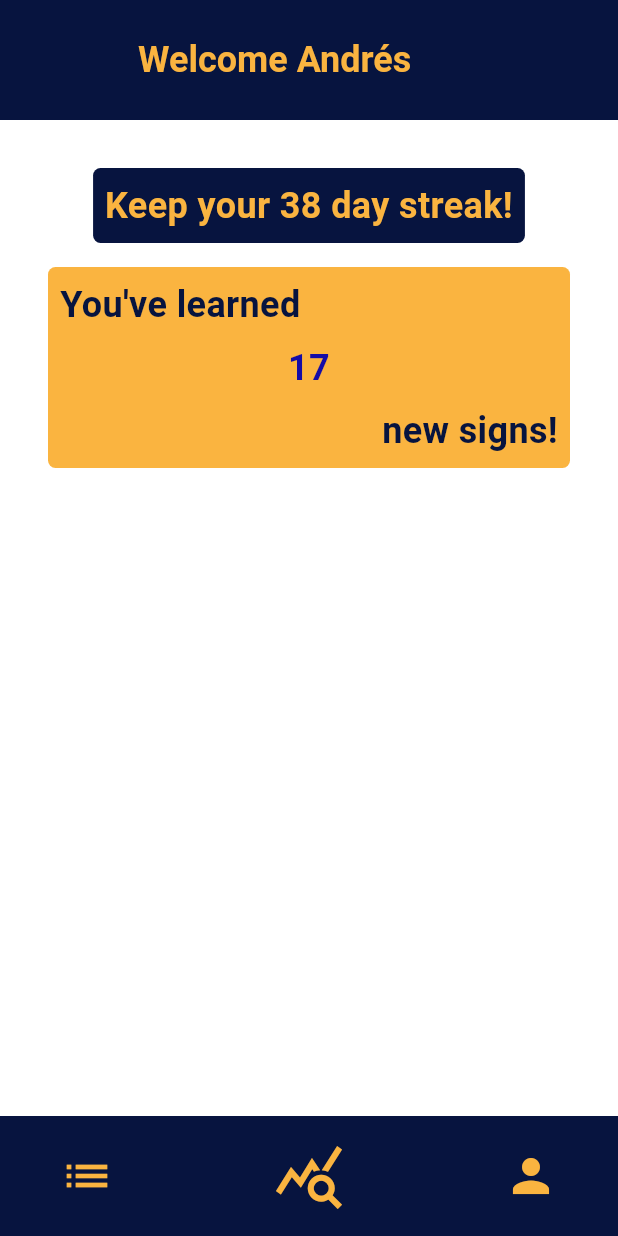
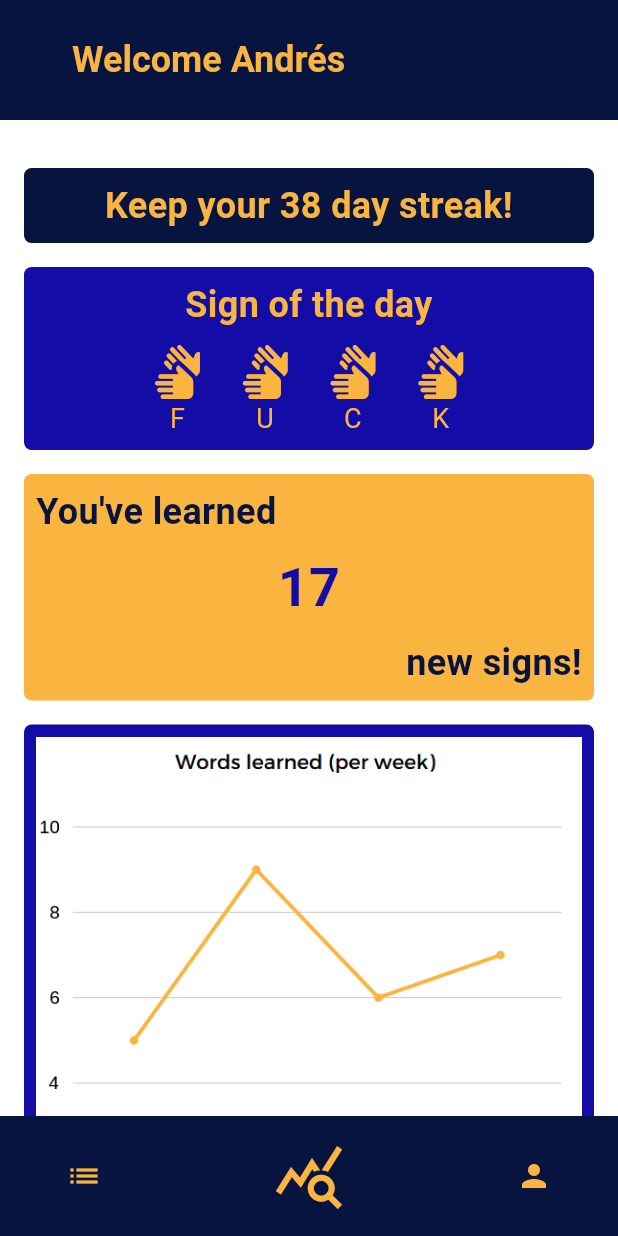
Before and after one commit to S4-Smart-mobile/S4-Smart-Mobile, a Flutter app: the screen it shows after launch, on a phone screen of 412 x 824 dp. Run offline on Flutter 3.47's test engine with Material 3 defaults, Android fonts, the phone set to English and light mode, and no system bars; our stand-ins replace go_router, google_fonts.

Commit message:
Added profile and statistics page

```diff
--- a/Cultural Exchange App/lib/main.dart
+++ b/Cultural Exchange App/lib/main.dart
@@ -1,4 +1,7 @@
 import 'package:flutter/material.dart';
+import 'package:go_router/go_router.dart';
+import 'package:s4_cultural_exchange/pages/courses.dart';
+import 'package:s4_cultural_exchange/pages/profile.dart';
 import 'package:s4_cultural_exchange/pages/statistics.dart';
 
 void main() {
@@ -7,12 +10,69 @@ void main() {
 
 const appName = "Signing Suckers";
 
+final _router = GoRouter(
+  initialLocation: '/',
+  routes: [
+    GoRoute(
+      path: '/',
+      pageBuilder: (context, state) => CustomTransitionPage<void>(
+        key: state.pageKey,
+        child: StatisticsPage(),
+        transitionsBuilder: (context, animation, secondaryAnimation, child) =>
+            SlideTransition(
+          position: animation.drive(
+            Tween<Offset>(
+              begin: const Offset(0, -0.8),
+              end: Offset.zero,
+            ).chain(CurveTween(curve: Curves.easeOutSine)),
+          ),
+          child: child,
+        ),
+      ),
+    ),
+    GoRoute(
+      path: '/courses',
+      pageBuilder: (context, state) => CustomTransitionPage<void>(
+        key: state.pageKey,
+        child: CoursesPage(),
+        transitionsBuilder: (context, animation, secondaryAnimation, child) =>
+            SlideTransition(
+          position: animation.drive(
+            Tween<Offset>(
+              begin: const Offset(-0.8, 0),
+              end: Offset.zero,
+            ).chain(CurveTween(curve: Curves.easeOutSine)),
+          ),
+          child: child,
+        ),
+      ),
+    ),
+    GoRoute(
+      path: '/profile',
+      pageBuilder: (context, state) => CustomTransitionPage<void>(
+        key: state.pageKey,
+        child: ProfilePage(),
+        transitionsBuilder: (context, animation, secondaryAnimation, child) =>
+            SlideTransition(
+          position: animation.drive(
+            Tween<Offset>(
+              begin: const Offset(0.8, 0),
+              end: Offset.zero,
+            ).chain(CurveTween(curve: Curves.easeOutSine)),
+          ),
+          child: child,
+        ),
+      ),
+    ),
+  ],
+);
+
 class SigningSuckers extends StatelessWidget {
   const SigningSuckers({super.key});
 
   @override
   Widget build(BuildContext context) {
-    return MaterialApp(
+    return MaterialApp.router(
       title: appName,
       theme: ThemeData(
         useMaterial3: true,
@@ -26,7 +86,7 @@ class SigningSuckers extends StatelessWidget {
           error: const Color(0xFFD90368),
         ),
       ),
-      home: StatisticsPage(),
+      routerConfig: _router,
     );
   }
 }
--- a/Cultural Exchange App/lib/pages/courses.dart
+++ b/Cultural Exchange App/lib/pages/courses.dart
@@ -1,6 +1,7 @@
 import 'package:flutter/material.dart';
+import 'package:s4_cultural_exchange/widgets/navigation_footer.dart';
 
-class CoursePage extends StatelessWidget {
+class CoursesPage extends StatelessWidget {
   @override
   Widget build(BuildContext context) {
     return Scaffold(
@@ -10,6 +11,9 @@ class CoursePage extends StatelessWidget {
       body: Center(
         child: Text('Welcome to the course overview page!'),
       ),
+      bottomNavigationBar: const NavigationFooter(
+        widgetType: WidgetType.courses,
+      ),
     );
   }
 }
--- a/Cultural Exchange App/lib/pages/statistics.dart
+++ b/Cultural Exchange App/lib/pages/statistics.dart
@@ -1,38 +1,24 @@
 import 'package:flutter/material.dart';
 import 'package:google_fonts/google_fonts.dart';
-import 'package:s4_cultural_exchange/widgets/statistics/footer.dart';
-import 'package:s4_cultural_exchange/widgets/statistics/new-signs.dart';
+import 'package:s4_cultural_exchange/widgets/statistics/daily_sign.dart';
+import 'package:s4_cultural_exchange/widgets/navigation_footer.dart';
+import 'package:s4_cultural_exchange/widgets/statistics/new_signs.dart';
+import 'package:s4_cultural_exchange/widgets/statistics/progress_graph.dart';
 import 'package:s4_cultural_exchange/widgets/statistics/streak.dart';
+
+const horizontalPadding = 16.00;
 
 class StatisticsPage extends StatelessWidget {
   @override
   Widget build(BuildContext context) {
     final theme = Theme.of(context);
-    final boldYellowText = GoogleFonts.roboto(
-        textStyle: TextStyle(
-      fontWeight: FontWeight.bold,
-      fontSize: 24,
-      color: theme.colorScheme.primary,
-    ));
-    final boldNavyText = GoogleFonts.roboto(
-        textStyle: TextStyle(
-      fontWeight: FontWeight.bold,
-      fontSize: 24,
-      color: theme.colorScheme.background,
-    ));
-    final boldPurpleText = GoogleFonts.roboto(
-        textStyle: TextStyle(
-      fontWeight: FontWeight.bold,
-      fontSize: 24,
-      color: theme.colorScheme.secondary,
-    ));
 
     return Scaffold(
       appBar: AppBar(
         backgroundColor: theme.colorScheme.background,
         toolbarHeight: 80,
         title: Padding(
-          padding: const EdgeInsets.fromLTRB(76, 32, 32, 32),
+          padding: const EdgeInsets.symmetric(horizontal: 32),
           child: Text(
             'Welcome Andrés',
             style: GoogleFonts.roboto(
@@ -51,20 +37,27 @@ class StatisticsPage extends StatelessWidget {
           borderRadius: BorderRadius.circular(25),
         ),
         child: const SingleChildScrollView(
-          padding: EdgeInsets.fromLTRB(32, 16, 32, 16),
+          padding:
+              EdgeInsets.fromLTRB(horizontalPadding, 16, horizontalPadding, 16),
           child: Column(
             children: [
-              SizedBox(height: 16),
+              Divider,
               StreakWidget(streak: 38),
-              SizedBox(height: 16),
+              Divider,
+              SignOfTheDay(text: "F U C K"),
+              Divider,
               LearnedWidget(newSigns: 17),
+              Divider,
+              ProgressGraph()
             ],
           ),
         ),
       ),
-      bottomNavigationBar: FooterWidget(
-        widgetType: WidgetType.Statistics,
+      bottomNavigationBar: const NavigationFooter(
+        widgetType: WidgetType.statistics,
       ),
     );
   }
 }
+
+const Divider = SizedBox(height: 16);
--- /dev/null
+++ b/Cultural Exchange App/lib/widgets/navigation_footer.dart
@@ -0,0 +1,63 @@
+import 'package:flutter/material.dart';
+import 'package:go_router/go_router.dart';
+
+const selectedIconSize = 48.00;
+const defaultIconSize = 24.00;
+
+enum WidgetType {
+  courses,
+  statistics,
+  profile,
+}
+
+class NavigationFooter extends StatelessWidget {
+  final WidgetType widgetType;
+
+  const NavigationFooter({super.key, required this.widgetType});
+
+  @override
+  Widget build(BuildContext context) {
+    final theme = Theme.of(context);
+
+    return Container(
+      height: 80,
+      padding: const EdgeInsets.symmetric(horizontal: 32),
+      color: theme.colorScheme.background,
+      child: Row(
+        mainAxisAlignment: MainAxisAlignment.spaceBetween,
+        children: [
+          IconButton(
+            icon: const Icon(Icons.list),
+            iconSize: widgetType == WidgetType.courses
+                ? selectedIconSize
+                : defaultIconSize,
+            onPressed: () {
+              context.go("/courses");
+            },
+            color: theme.colorScheme.primary,
+          ),
+          IconButton(
+            icon: const Icon(Icons.query_stats),
+            iconSize: widgetType == WidgetType.statistics
+                ? selectedIconSize
+                : defaultIconSize,
+            onPressed: () {
+              context.go("/");
+            },
+            color: theme.colorScheme.primary,
+          ),
+          IconButton(
+            icon: const Icon(Icons.person),
+            iconSize: widgetType == WidgetType.profile
+                ? selectedIconSize
+                : defaultIconSize,
+            onPressed: () {
+              context.push("/profile");
+            },
+            color: theme.colorScheme.primary,
+          ),
+        ],
+      ),
+    );
+  }
+}
--- /dev/null
+++ b/Cultural Exchange App/lib/widgets/statistics/daily_sign.dart
@@ -0,0 +1,80 @@
+import 'package:flutter/material.dart';
+import 'package:google_fonts/google_fonts.dart';
+
+class SignOfTheDay extends StatelessWidget {
+  final String text;
+
+  const SignOfTheDay({super.key, required this.text});
+  @override
+  Widget build(BuildContext context) {
+    final theme = Theme.of(context);
+    final yellowText = GoogleFonts.roboto(
+      textStyle: TextStyle(
+        fontWeight: FontWeight.bold,
+        fontSize: 24,
+        color: theme.colorScheme.primary,
+      ),
+    );
+    List<Widget> iconsWithLetters = [];
+
+    for (int i = 0; i < text.length; i++) {
+      if (text[i] == " ") {
+        iconsWithLetters.add(const SizedBox(
+          width: 2.5,
+          height: 1,
+        ));
+
+        continue;
+      }
+
+      iconsWithLetters
+          .add(_buildIconWithLetter(context, Icons.sign_language, text[i]));
+    }
+
+    return Container(
+      decoration: BoxDecoration(
+        color: theme.colorScheme.secondary,
+        borderRadius: BorderRadius.circular(5),
+      ),
+      padding: const EdgeInsets.all(8),
+      constraints: const BoxConstraints(maxWidth: double.infinity),
+      child: Column(
+        crossAxisAlignment: CrossAxisAlignment.stretch,
+        children: [
+          Text(
+            "Sign of the day",
+            textAlign: TextAlign.center,
+            style: yellowText,
+          ),
+          SizedBox(height: 10),
+          Wrap(
+            alignment: WrapAlignment.center,
+            spacing: 10,
+            runSpacing: 10,
+            children: iconsWithLetters,
+          ),
+        ],
+      ),
+    );
+  }
+
+  Widget _buildIconWithLetter(
+      BuildContext context, IconData icon, String letter) {
+    return Column(
+      children: [
+        Icon(
+          icon,
+          size: 36,
+          color: Theme.of(context).colorScheme.primary,
+        ),
+        Text(
+          letter,
+          style: TextStyle(
+            fontSize: 18,
+            color: Theme.of(context).colorScheme.primary,
+          ),
+        ),
+      ],
+    );
+  }
+}
--- a/Cultural Exchange App/lib/widgets/statistics/footer.dart
+++ /dev/null
@@ -1,48 +0,0 @@
-import 'package:flutter/material.dart';
-import 'package:google_fonts/google_fonts.dart';
-
-enum WidgetType {
-  List,
-  Statistics,
-  Profile,
-}
-
-class FooterWidget extends StatelessWidget {
-  final WidgetType widgetType;
-
-  FooterWidget({required this.widgetType});
-
-  @override
-  Widget build(BuildContext context) {
-    final theme = Theme.of(context);
-
-    return Container(
-      height: 80,
-      padding: const EdgeInsets.symmetric(horizontal: 32),
-      color: theme.colorScheme.background,
-      child: Row(
-        mainAxisAlignment: MainAxisAlignment.spaceBetween,
-        children: [
-          IconButton(
-            icon: const Icon(Icons.list),
-            iconSize: widgetType == WidgetType.List ? 48 : 36,
-            onPressed: () {},
-            color: theme.colorScheme.primary,
-          ),
-          IconButton(
-            icon: const Icon(Icons.query_stats),
-            iconSize: widgetType == WidgetType.Statistics ? 48 : 36,
-            onPressed: () {},
-            color: theme.colorScheme.primary,
-          ),
-          IconButton(
-            icon: const Icon(Icons.person),
-            iconSize: widgetType == WidgetType.Profile ? 48 : 36,
-            onPressed: () {},
-            color: theme.colorScheme.primary,
-          ),
-        ],
-      ),
-    );
-  }
-}
--- a/Cultural Exchange App/lib/widgets/statistics/new-signs.dart
+++ /dev/null
@@ -1,45 +0,0 @@
-import 'package:flutter/material.dart';
-import 'package:google_fonts/google_fonts.dart';
-
-class LearnedWidget extends StatelessWidget {
-  final int newSigns;
-
-  const LearnedWidget({Key? key, required this.newSigns}) : super(key: key);
-
-  @override
-  Widget build(BuildContext context) {
-    final theme = Theme.of(context);
-    final boldNavyText = GoogleFonts.roboto(
-        textStyle: TextStyle(
-      fontWeight: FontWeight.bold,
-      fontSize: 24,
-      color: theme.colorScheme.background,
-    ));
-    final boldPurpleText = GoogleFonts.roboto(
-        textStyle: TextStyle(
-      fontWeight: FontWeight.bold,
-      fontSize: 24,
-      color: theme.colorScheme.secondary,
-    ));
-
-    return Container(
-      decoration: BoxDecoration(
-        color: theme.colorScheme.primary,
-        borderRadius: BorderRadius.circular(5),
-      ),
-      padding: const EdgeInsets.all(8),
-      constraints: const BoxConstraints(maxWidth: double.infinity),
-      child: Column(
-        crossAxisAlignment: CrossAxisAlignment.stretch,
-        children: [
-          Text("You've learned",
-              textAlign: TextAlign.left, style: boldNavyText),
-          const SizedBox(height: 8), // Add spacing between text boxes
-          Text("$newSigns", textAlign: TextAlign.center, style: boldPurpleText),
-          const SizedBox(height: 8), // Add spacing between text boxes
-          Text("new signs!", textAlign: TextAlign.right, style: boldNavyText),
-        ],
-      ),
-    );
-  }
-}
--- /dev/null
+++ b/Cultural Exchange App/lib/widgets/statistics/new_signs.dart
@@ -0,0 +1,65 @@
+import 'package:flutter/material.dart';
+import 'package:google_fonts/google_fonts.dart';
+
+class LearnedWidget extends StatelessWidget {
+  final int newSigns;
+
+  const LearnedWidget({Key? key, required this.newSigns}) : super(key: key);
+
+  @override
+  Widget build(BuildContext context) {
+    final theme = Theme.of(context);
+    final navyText = GoogleFonts.roboto(
+        textStyle: TextStyle(
+      fontWeight: FontWeight.bold,
+      fontSize: 24,
+      color: theme.colorScheme.background,
+    ));
+    final purpleText = GoogleFonts.roboto(
+        textStyle: TextStyle(
+      fontWeight: FontWeight.bold,
+      fontSize: 36,
+      color: theme.colorScheme.secondary,
+    ));
+
+    return (newSigns <= 0
+        ? Container(
+            decoration: BoxDecoration(
+              color: theme.colorScheme.primary,
+              borderRadius: BorderRadius.circular(5),
+            ),
+            padding: const EdgeInsets.all(8),
+            constraints: const BoxConstraints(minWidth: double.infinity),
+            child: Column(
+              crossAxisAlignment: CrossAxisAlignment.stretch,
+              children: [
+                Text("You've learned no words,",
+                    textAlign: TextAlign.left, style: navyText),
+                const SizedBox(height: 8),
+                Text("get started!!",
+                    textAlign: TextAlign.center, style: purpleText),
+              ],
+            ),
+          )
+        : Container(
+            decoration: BoxDecoration(
+              color: theme.colorScheme.primary,
+              borderRadius: BorderRadius.circular(5),
+            ),
+            padding: const EdgeInsets.all(8),
+            constraints: const BoxConstraints(maxWidth: double.infinity),
+            child: Column(
+              crossAxisAlignment: CrossAxisAlignment.stretch,
+              children: [
+                Text("You've learned",
+                    textAlign: TextAlign.left, style: navyText),
+                const SizedBox(height: 8),
+                Text("$newSigns",
+                    textAlign: TextAlign.center, style: purpleText),
+                const SizedBox(height: 8),
+                Text("new signs!", textAlign: TextAlign.right, style: navyText),
+              ],
+            ),
+          ));
+  }
+}
--- /dev/null
+++ b/Cultural Exchange App/lib/widgets/statistics/progress_graph.dart
@@ -0,0 +1,22 @@
+import 'package:flutter/material.dart';
+
+class ProgressGraph extends StatelessWidget {
+  const ProgressGraph({super.key});
+
+  @override
+  Widget build(BuildContext context) {
+    final theme = Theme.of(context);
+
+    return Container(
+        decoration: BoxDecoration(
+          color: theme.colorScheme.secondary,
+          borderRadius: BorderRadius.circular(5),
+        ),
+        padding: const EdgeInsets.all(8),
+        constraints: const BoxConstraints(maxWidth: double.infinity),
+        child: const Image(
+          image: AssetImage("assets/images/chart.png"),
+          alignment: Alignment.center,
+        ));
+  }
+}
--- a/Cultural Exchange App/lib/widgets/statistics/streak.dart
+++ b/Cultural Exchange App/lib/widgets/statistics/streak.dart
@@ -4,7 +4,7 @@ import 'package:google_fonts/google_fonts.dart';
 class StreakWidget extends StatelessWidget {
   final int streak;
 
-  const StreakWidget({Key? key, required this.streak}) : super(key: key);
+  const StreakWidget({super.key, required this.streak});
 
   @override
   Widget build(BuildContext context) {
@@ -21,6 +21,7 @@ class StreakWidget extends StatelessWidget {
         color: theme.colorScheme.background,
         borderRadius: BorderRadius.circular(5),
       ),
+      constraints: const BoxConstraints(minWidth: double.infinity),
       padding: const EdgeInsets.all(8),
       child: Text(
         'Keep your $streak day streak!',
--- a/Cultural Exchange App/pubspec.yaml
+++ b/Cultural Exchange App/pubspec.yaml
@@ -35,6 +35,7 @@ dependencies:
   # Use with the CupertinoIcons class for iOS style icons.
   cupertino_icons: ^1.0.6
   google_fonts: ^6.2.0
+  go_router: ^13.2.0
 
 dev_dependencies:
   flutter_test:
@@ -56,6 +57,9 @@ flutter:
   # included with your application, so that you can use the icons in
   # the material Icons class.
   uses-material-design: true
+  assets:
+    - assets/
+    - assets/images/
 
   # To add assets to your application, add an assets section, like this:
   # assets:
```
Also changed, not shown: Cultural Exchange App/lib/pages/profile.dart (+75 -3 lines), Cultural Exchange App/lib/widgets/profile/basic_profile_information.dart (added, +83 -0 lines), Cultural Exchange App/lib/widgets/profile/sensitive_settings_row.dart (added, +41 -0 lines), Cultural Exchange App/lib/widgets/profile/settings_row.dart (added, +46 -0 lines), Cultural Exchange App/assets/images/chart.png (added), Cultural Exchange App/assets/images/harold.png (added), Cultural Exchange App/pubspec.lock, 1 other file.
